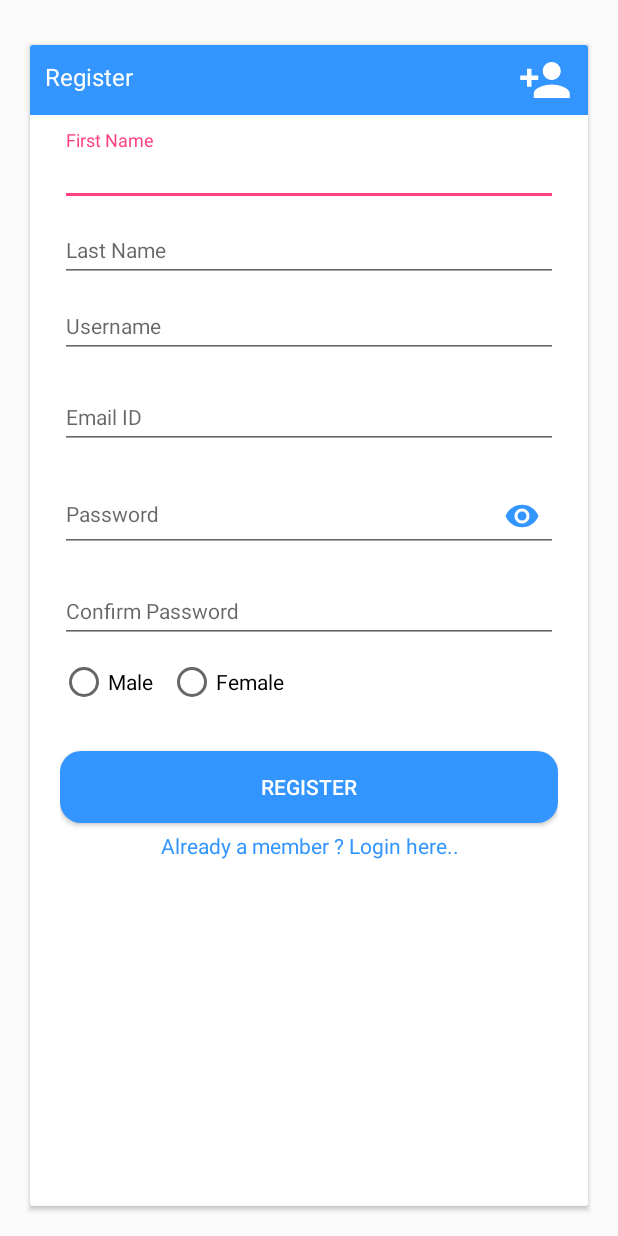
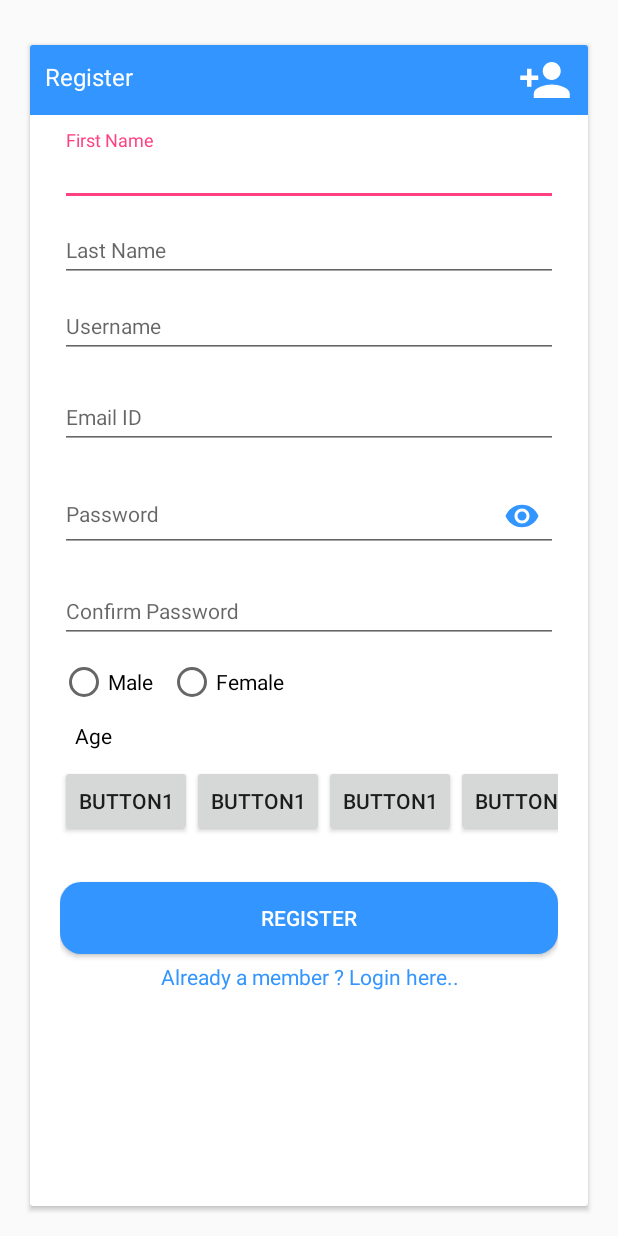
Before and after one commit to ZafarQuaere/DemoApp, an Android app: the RegisterActivity screen opened directly, with no data from a screen before it, on a phone screen of 412 x 824 dp. Run offline under Robolectric (Android 15) with nearby library versions, the phone set to English and light mode, and no system bars; our stand-ins replace Volley.

Commit message:
registration Ui changes

```diff
--- a/app/src/main/java/com/zaf/econnecto/utils/LogUtils.java
+++ b/app/src/main/java/com/zaf/econnecto/utils/LogUtils.java
@@ -102,7 +102,6 @@ public class LogUtils {
                 dialog.dismiss();
             }
         });
-
         dialog.show();
     }
 
--- a/app/src/main/res/layout/activity_register.xml
+++ b/app/src/main/res/layout/activity_register.xml
@@ -180,12 +180,67 @@
                             android:text="@string/female" />
                     </RadioGroup>
 
+                    <TextView
+                        android:layout_width="wrap_content"
+                        android:layout_height="wrap_content"
+                        android:layout_marginTop="@dimen/_10dp"
+                        android:paddingStart="@dimen/_10dp"
+                        android:text="@string/age"
+                        android:textColor="@color/colorBlack"
+                        android:textSize="@dimen/regular_text" />
+
+                    <HorizontalScrollView
+                        android:scrollbars="none"
+                        android:layout_width="match_parent"
+                        android:layout_height="wrap_content"
+                        android:overScrollMode="never"
+                        android:layout_marginVertical="@dimen/_10dp">
+
+                        <LinearLayout
+                            android:layout_width="match_parent"
+                            android:layout_height="wrap_content">
+
+                        <Button
+                            android:layout_width="wrap_content"
+                            android:layout_height="wrap_content"
+                            android:text="button1"/>
+
+                        <Button
+                            android:layout_width="wrap_content"
+                            android:layout_height="wrap_content"
+                            android:text="button1"/>
+                        <Button
+                            android:layout_width="wrap_content"
+                            android:layout_height="wrap_content"
+                            android:text="button1"/>
+                        <Button
+                            android:layout_width="wrap_content"
+                            android:layout_height="wrap_content"
+                            android:text="button1"/>
+                        <Button
+                            android:layout_width="wrap_content"
+                            android:layout_height="wrap_content"
+                            android:text="button1"/>
+                        <Button
+                            android:layout_width="wrap_content"
+                            android:layout_height="wrap_content"
+                            android:text="button1"/>
+
+                            <Button
+                                android:layout_width="wrap_content"
+                                android:layout_height="wrap_content"
+                                android:text="button1"/>
+
+                        </LinearLayout>
+
+                    </HorizontalScrollView>
+
 
                     <Button
                         android:id="@+id/btnRegister"
                         android:layout_width="match_parent"
                         android:layout_height="wrap_content"
-                        android:layout_marginTop="@dimen/_30dp"
+                        android:layout_marginTop="@dimen/_20dp"
                         android:background="@drawable/rounded_background"
                         android:text="@string/register"
                         android:textColor="@color/colorWhite"
--- a/app/src/main/res/values/strings.xml
+++ b/app/src/main/res/values/strings.xml
@@ -130,6 +130,7 @@
     <string name="last_name">Last Name</string>
     <string name="enter_registered_email">Enter Registered Email</string>
     <string name="send_otp">Send OTP</string>
+    <string name="age">Age</string>
 
 
 </resources>
```
